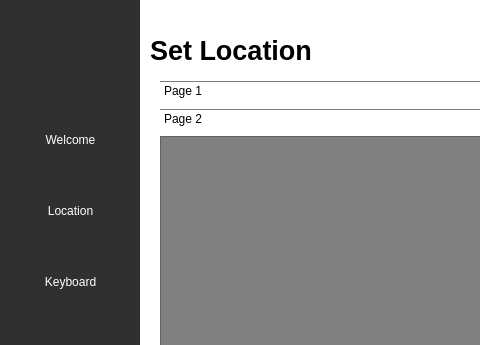
Old version of the form ui/main.ui in the repository 0xbdg/itecos-installer-gui; both pictures show x 0 to 480 and y 0 to 345 of the 784 by 542 pixel window.
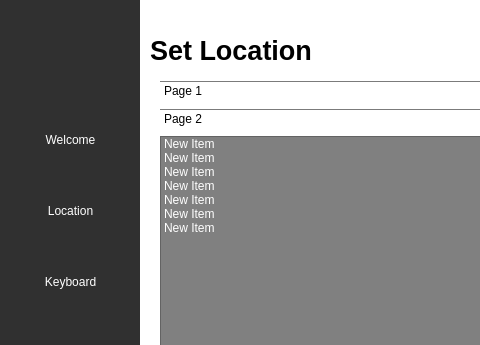
New version of the form. The open tabs and pages were chosen to show the change. Icons and pictures are not drawn.

The edit to the form file:
```diff
--- a/ui/main.ui
+++ b/ui/main.ui
@@ -358,6 +358,41 @@
          <height>271</height>
         </rect>
        </property>
+       <item>
+        <property name="text">
+         <string>New Item</string>
+        </property>
+       </item>
+       <item>
+        <property name="text">
+         <string>New Item</string>
+        </property>
+       </item>
+       <item>
+        <property name="text">
+         <string>New Item</string>
+        </property>
+       </item>
+       <item>
+        <property name="text">
+         <string>New Item</string>
+        </property>
+       </item>
+       <item>
+        <property name="text">
+         <string>New Item</string>
+        </property>
+       </item>
+       <item>
+        <property name="text">
+         <string>New Item</string>
+        </property>
+       </item>
+       <item>
+        <property name="text">
+         <string>New Item</string>
+        </property>
+       </item>
       </widget>
      </widget>
      <widget class="QWidget" name="page_3">
```
Left out of the diff: 21 changed lines with no effect on the pictures.
